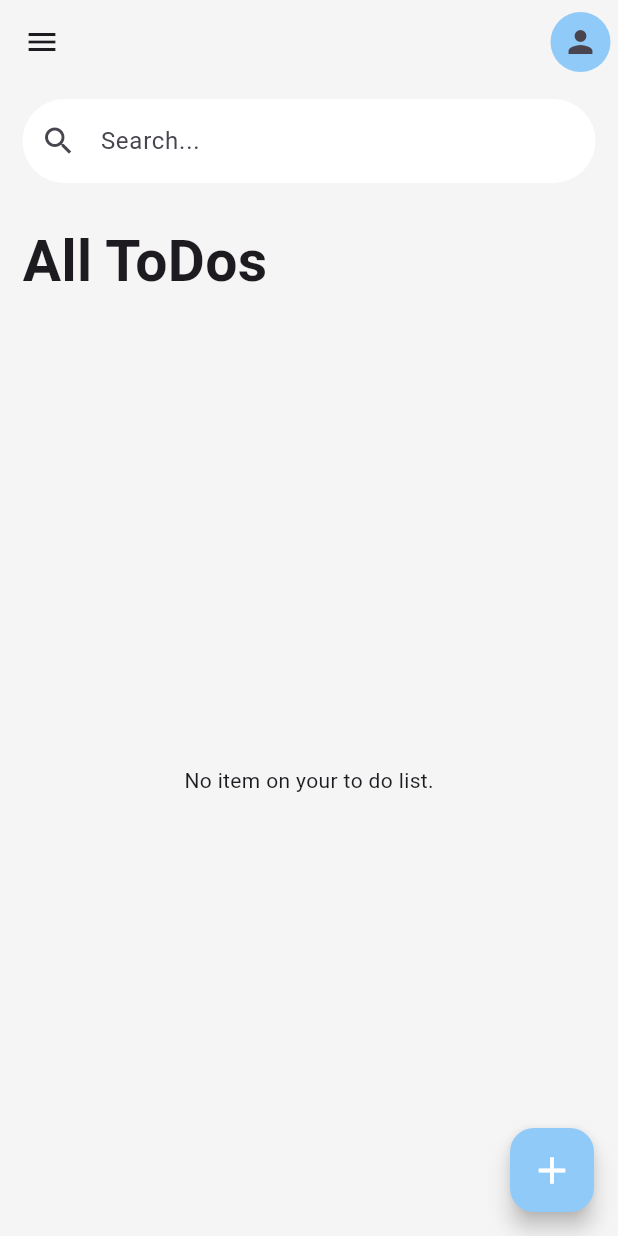
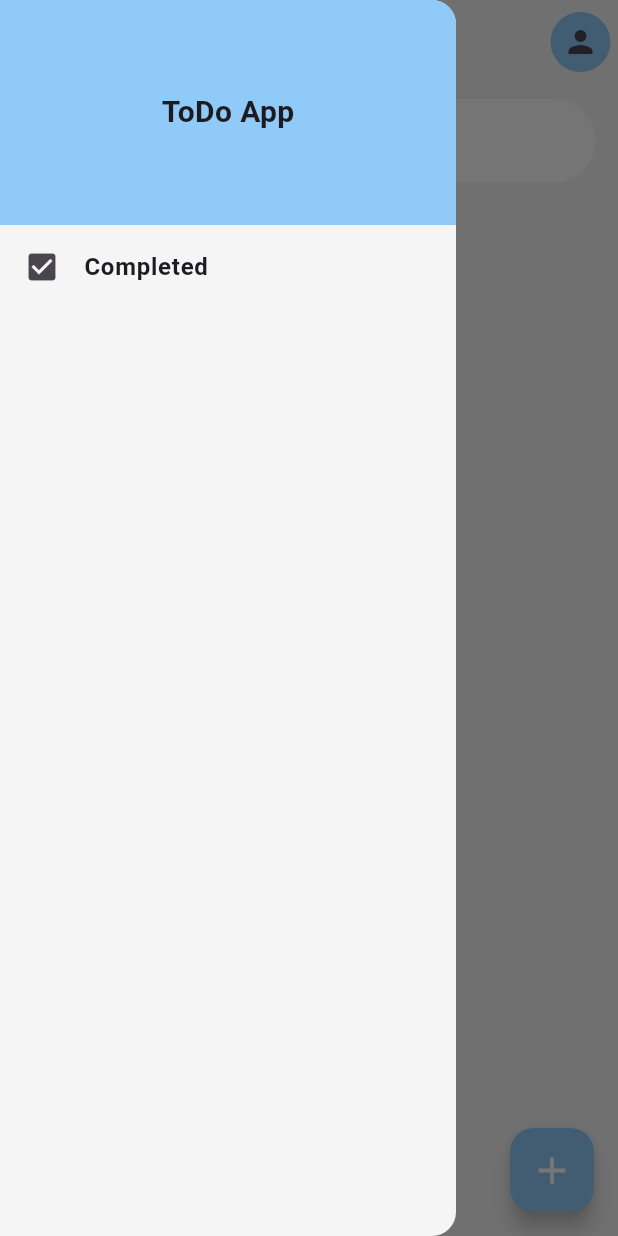
Before and after one commit to wandi1209/wri_mobile, a Flutter app: the screen it shows after launch, with the side drawer open (before the commit the screen has no drawer), on a phone screen of 412 x 824 dp. Run offline on Flutter 3.47's test engine with Material 3 defaults, Android fonts, the phone set to English and light mode, and no system bars.

Commit message:
change icon menu to drawer

```diff
--- a/lib/home_screen.dart
+++ b/lib/home_screen.dart
@@ -73,6 +73,30 @@ class _HomeScreenState extends State<HomeScreen> {
   @override
   Widget build(BuildContext context) {
     return Scaffold(
+      drawer: Drawer(
+        backgroundColor: Colors.grey[100],
+        child: Column(
+          children: [
+            Container(
+              color: Colors.blue[200],
+              width: double.infinity,
+              height: 150,
+              child: Center(
+                  child: Text(
+                "ToDo App",
+                style: TextStyle(fontWeight: FontWeight.bold, fontSize: 20),
+              )),
+            ),
+            ListTile(
+              leading: Icon(Icons.check_box),
+              title: Text(
+                "Completed",
+                style: TextStyle(fontWeight: FontWeight.bold),
+              ),
+            ),
+          ],
+        ),
+      ),
       floatingActionButton: FloatingActionButton(
         backgroundColor: Colors.blue[200],
         onPressed: addTodoModal,
@@ -83,7 +107,6 @@ class _HomeScreenState extends State<HomeScreen> {
         ),
       ),
       appBar: AppBar(
-        leading: Icon(Icons.menu),
         actions: [
           Padding(
             padding: const EdgeInsets.only(right: 5),
```
